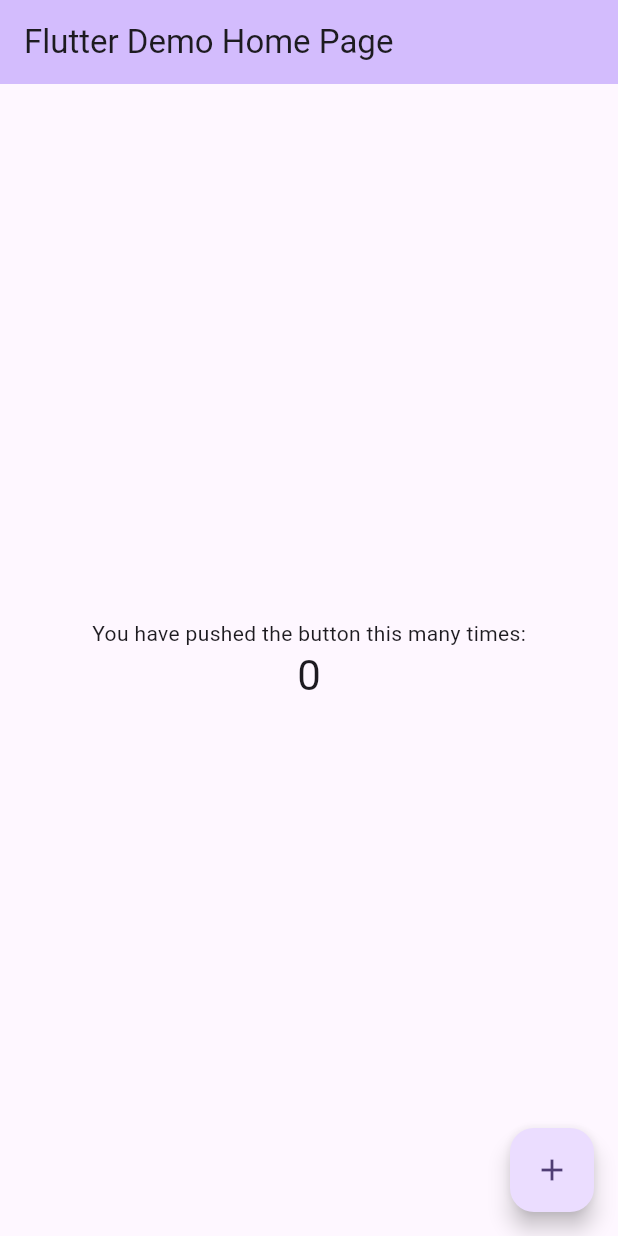
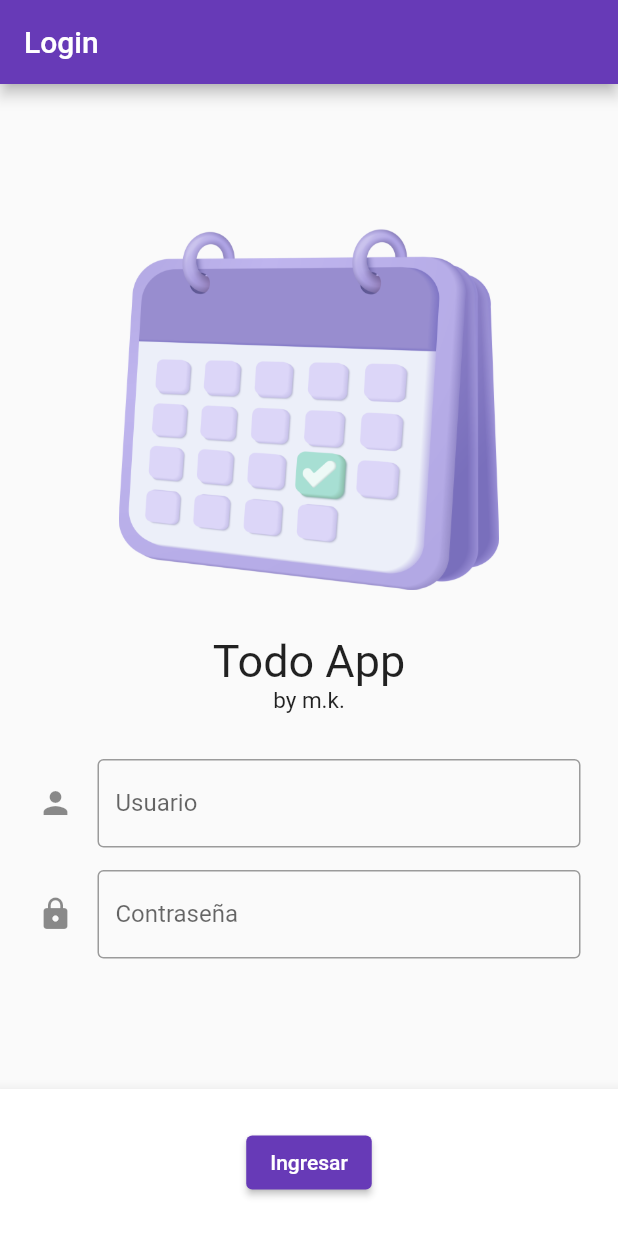
Before and after one commit to melany-182/todoapp_frontend, a Flutter app: the screen it shows after launch, on a phone screen of 412 x 824 dp. Run offline on Flutter 3.47's test engine with Material 2 defaults, Android fonts, the light colour scheme and no system bars; our stand-ins replace equatable, flutter_bloc, flutter_secure_storage; missing offline and left inert: dart:ffi.

Commit message:
implementación funcional de login

```diff
--- /dev/null
+++ b/lib/bloc/login_state.dart
@@ -0,0 +1,49 @@
+import 'package:equatable/equatable.dart';
+
+enum PageStatus { initial, loading, success, failure }
+
+class LoginState extends Equatable {
+  final PageStatus status; // inicial, cargando, éxito, falla
+  final bool loginSuccess;
+  final String? errorMessage;
+  final Exception? exception;
+  final String? authToken;
+  final String? refreshToken;
+
+  const LoginState({
+    this.status = PageStatus.initial,
+    this.loginSuccess = false,
+    this.errorMessage,
+    this.exception,
+    this.authToken,
+    this.refreshToken,
+  });
+
+  LoginState copyWith({
+    PageStatus? status,
+    bool? loginSuccess,
+    String? errorMessage,
+    Exception? exception,
+    String? authToken,
+    String? refreshToken,
+  }) {
+    return LoginState(
+      status: status ?? this.status,
+      loginSuccess: loginSuccess ?? this.loginSuccess,
+      errorMessage: errorMessage ?? this.errorMessage,
+      exception: exception ?? this.exception,
+      authToken: authToken ?? this.authToken,
+      refreshToken: refreshToken ?? this.refreshToken,
+    );
+  }
+
+  @override
+  List<Object?> get props => [
+        status,
+        loginSuccess,
+        errorMessage,
+        exception,
+        authToken,
+        refreshToken,
+      ];
+}
--- /dev/null
+++ b/lib/dto/login_response_dto.dart
@@ -0,0 +1,23 @@
+class LoginResponseDto {
+  final String? authToken;
+  final String? refreshToken;
+
+  LoginResponseDto({
+    this.authToken,
+    this.refreshToken,
+  });
+
+  factory LoginResponseDto.fromJson(Map<String, dynamic> json) {
+    return LoginResponseDto(
+      authToken: json['authToken'] as String?,
+      refreshToken: json['refreshToken'] as String?,
+    );
+  }
+
+  Map<String, dynamic> toJson() {
+    return {
+      'authToken': authToken,
+      'refreshToken': refreshToken,
+    };
+  }
+}
--- a/lib/main.dart
+++ b/lib/main.dart
@@ -1,125 +1,35 @@
 import 'package:flutter/material.dart';
+import 'package:flutter_bloc/flutter_bloc.dart';
+import 'package:todoapp_frontend/bloc/login_cubit.dart';
+import 'package:todoapp_frontend/ui/login_page.dart';
+import 'package:todoapp_frontend/ui/menu_page.dart';
 
 void main() {
   runApp(const MyApp());
 }
 
 class MyApp extends StatelessWidget {
-  const MyApp({super.key});
+  const MyApp({Key? key}) : super(key: key);
 
-  // This widget is the root of your application.
   @override
   Widget build(BuildContext context) {
-    return MaterialApp(
-      title: 'Flutter Demo',
-      theme: ThemeData(
-        // This is the theme of your application.
-        //
-        // TRY THIS: Try running your application with "flutter run". You'll see
-        // the application has a blue toolbar. Then, without quitting the app,
-        // try changing the seedColor in the colorScheme below to Colors.green
-        // and then invoke "hot reload" (save your changes or press the "hot
-        // reload" button in a Flutter-supported IDE, or press "r" if you used
-        // the command line to start the app).
-        //
-        // Notice that the counter didn't reset back to zero; the application
-        // state is not lost during the reload. To reset the state, use hot
-        // restart instead.
-        //
-        // This works for code too, not just values: Most code changes can be
-        // tested with just a hot reload.
-        colorScheme: ColorScheme.fromSeed(seedColor: Colors.deepPurple),
-        useMaterial3: true,
+    // este es el nivel más alto de la aplicación
+    return MultiBlocProvider(
+      providers: [
+        BlocProvider<LoginCubit>(create: (context) => LoginCubit()),
+      ],
+      child: MaterialApp(
+        title: 'Todo App',
+        theme: ThemeData(
+          primarySwatch: Colors.deepPurple,
+        ),
+        initialRoute: '/login',
+        routes: {
+          '/login': (context) => LoginPage(),
+          '/menu': (context) => const MenuPage(),
+        },
+        debugShowCheckedModeBanner: false,
       ),
-      home: const MyHomePage(title: 'Flutter Demo Home Page'),
     );
   }
 }
-
-class MyHomePage extends StatefulWidget {
-  const MyHomePage({super.key, required this.title});
-
-  // This widget is the home page of your application. It is stateful, meaning
-  // that it has a State object (defined below) that contains fields that affect
-  // how it looks.
-
-  // This class is the configuration for the state. It holds the values (in this
-  // case the title) provided by the parent (in this case the App widget) and
-  // used by the build method of the State. Fields in a Widget subclass are
-  // always marked "final".
-
-  final String title;
-
-  @override
-  State<MyHomePage> createState() => _MyHomePageState();
-}
-
-class _MyHomePageState extends State<MyHomePage> {
-  int _counter = 0;
-
-  void _incrementCounter() {
-    setState(() {
-      // This call to setState tells the Flutter framework that something has
-      // changed in this State, which causes it to rerun the build method below
-      // so that the display can reflect the updated values. If we changed
-      // _counter without calling setState(), then the build method would not be
-      // called again, and so nothing would appear to happen.
-      _counter++;
-    });
-  }
-
-  @override
-  Widget build(BuildContext context) {
-    // This method is rerun every time setState is called, for instance as done
-    // by the _incrementCounter method above.
-    //
-    // The Flutter framework has been optimized to make rerunning build methods
-    // fast, so that you can just rebuild anything that needs updating rather
-    // than having to individually change instances of widgets.
-    return Scaffold(
-      appBar: AppBar(
-        // TRY THIS: Try changing the color here to a specific color (to
-        // Colors.amber, perhaps?) and trigger a hot reload to see the AppBar
-        // change color while the other colors stay the same.
-        backgroundColor: Theme.of(context).colorScheme.inversePrimary,
-        // Here we take the value from the MyHomePage object that was created by
-        // the App.build method, and use it to set our appbar title.
-        title: Text(widget.title),
-      ),
-      body: Center(
-        // Center is a layout widget. It takes a single child and positions it
-        // in the middle of the parent.
-        child: Column(
-          // Column is also a layout widget. It takes a list of children and
-          // arranges them vertically. By default, it sizes itself to fit its
-          // children horizontally, and tries to be as tall as its parent.
-          //
-          // Column has various properties to control how it sizes itself and
-          // how it positions its children. Here we use mainAxisAlignment to
-          // center the children vertically; the main axis here is the vertical
-          // axis because Columns are vertical (the cross axis would be
-          // horizontal).
-          //
-          // TRY THIS: Invoke "debug painting" (choose the "Toggle Debug Paint"
-          // action in the IDE, or press "p" in the console), to see the
-          // wireframe for each widget.
-          mainAxisAlignment: MainAxisAlignment.center,
-          children: <Widget>[
-            const Text(
-              'You have pushed the button this many times:',
-            ),
-            Text(
-              '$_counter',
-              style: Theme.of(context).textTheme.headlineMedium,
-            ),
-          ],
-        ),
-      ),
-      floatingActionButton: FloatingActionButton(
-        onPressed: _incrementCounter,
-        tooltip: 'Increment',
-        child: const Icon(Icons.add),
-      ), // This trailing comma makes auto-formatting nicer for build methods.
-    );
-  }
-}
--- /dev/null
+++ b/lib/service/ip/ip.dart
@@ -0,0 +1 @@
+String urlBackend = "http://192.168.0.227:9999"; // variable parametrizada
--- /dev/null
+++ b/lib/ui/login_page.dart
@@ -0,0 +1,104 @@
+import 'package:flutter/material.dart';
+import 'package:flutter_bloc/flutter_bloc.dart';
+import 'package:todoapp_frontend/bloc/login_cubit.dart';
+import 'package:todoapp_frontend/bloc/login_state.dart';
+import 'package:todoapp_frontend/ui/menu_page.dart';
+
+class LoginPage extends StatelessWidget {
+  LoginPage({Key? key}) : super(key: key);
+
+  final usernameInput = TextEditingController();
+  final passwordInput = TextEditingController();
+
+  @override
+  Widget build(BuildContext context) {
+    return Scaffold(
+      appBar: AppBar(
+        title: const Text('Login'),
+      ),
+      body: BlocConsumer<LoginCubit, LoginState>(
+        listener: (context, state) {
+          if (state.status == PageStatus.success && state.loginSuccess) {
+            // si el cubit verifica que la autenticación fue correcta, se va a la página de menú
+            Navigator.push(context,
+                MaterialPageRoute(builder: (context) => const MenuPage()));
+          } else if (state.status == PageStatus.failure &&
+              !state.loginSuccess) {
+            // si el cubit verifica que hubo un error en la autenticación, se muestra el error
+            ScaffoldMessenger.of(context).showSnackBar(
+              SnackBar(
+                content: Text('Error al iniciar sesión: ${state.errorMessage}'),
+              ),
+            );
+          }
+        },
+        builder: (context, state) {
+          return Container(
+            padding: const EdgeInsets.all(25),
+            child: Column(
+              mainAxisAlignment: MainAxisAlignment.center,
+              children: [
+                Image.asset(
+                  'assets/images/todo_icon.png',
+                  height: 250,
+                ),
+                const SizedBox(height: 30), // deja un espacio
+                const Text(
+                  'Todo App',
+                  style: TextStyle(fontSize: 30),
+                ),
+                const Text(
+                  'by m.k.',
+                  style: TextStyle(fontSize: 15),
+                ),
+                const SizedBox(height: 30),
+                TextField(
+                  controller: usernameInput,
+                  decoration: const InputDecoration(
+                    icon: Icon(Icons.person),
+                    border: OutlineInputBorder(),
+                    labelText: 'Usuario',
+                  ),
+                ),
+                const SizedBox(height: 15),
+                TextField(
+                  controller: passwordInput,
+                  decoration: const InputDecoration(
+                    icon: Icon(Icons.lock),
+                    border: OutlineInputBorder(),
+                    labelText: 'Contraseña',
+                  ),
+                  obscureText: true,
+                ),
+              ],
+            ),
+          );
+        },
+      ),
+      bottomNavigationBar: BlocBuilder<LoginCubit, LoginState>(
+        builder: (context, state) {
+          return BottomAppBar(
+            padding: const EdgeInsets.all(25),
+            child: Row(
+              mainAxisAlignment: MainAxisAlignment.center,
+              children: [
+                state.status == PageStatus.loading
+                    ? const CircularProgressIndicator()
+                    : ElevatedButton(
+                        onPressed: state.status == PageStatus.loading
+                            ? null
+                            : () {
+                                // se llama al cubit para que ejecute el login
+                                context.read<LoginCubit>().login(
+                                    usernameInput.text, passwordInput.text);
+                              },
+                        child: const Text('Ingresar'),
+                      ),
+              ],
+            ),
+          );
+        },
+      ),
+    );
+  }
+}
```
Also changed, not shown: lib/bloc/login_cubit.dart (added, +36 -0 lines), lib/dto/label_dto.dart (added, +29 -0 lines), lib/dto/response_dto.dart (added, +27 -0 lines), lib/dto/task_dto.dart (added, +53 -0 lines), lib/service/login_service.dart (added, +48 -0 lines), lib/ui/menu_page.dart (added, +12 -0 lines), pubspec.yaml (+8 -72 lines), assets/images/todo_icon.png (added), pubspec.lock, 5 other files.
